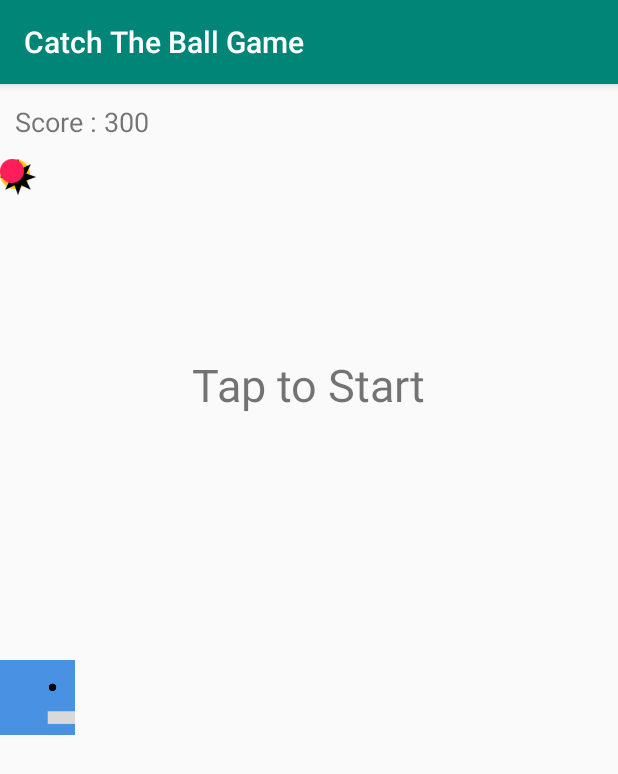
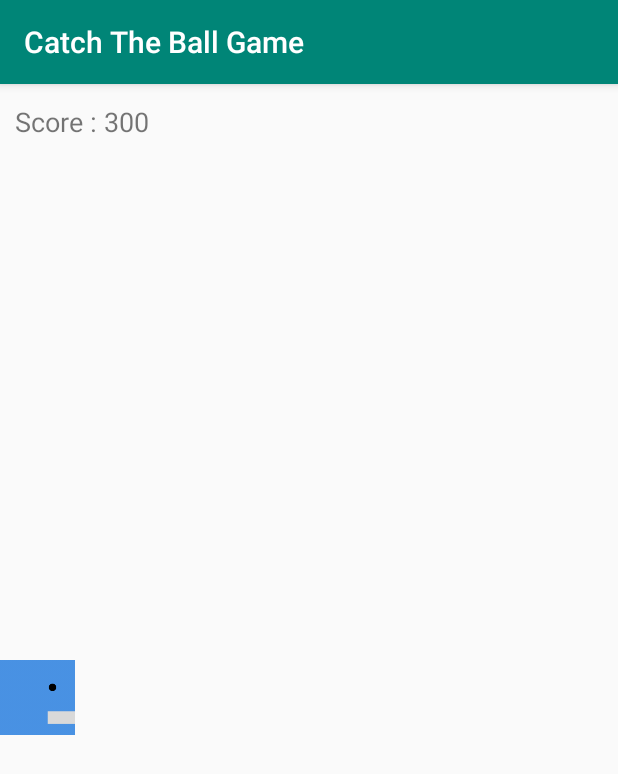
Before and after one commit to alessanderleite/CatchTheBallGame, an Android app: the screen it shows after launch (MainActivity), on a phone screen of 412 x 824 dp. Shown: the top 774 px of the screen. Run offline under Robolectric (Android 15) with nearby library versions, the phone set to English and light mode, and no system bars.

Commit message:
set the variables and add the onTouchEvent method inside MainActivity class

```diff
--- a/app/src/main/java/br/com/alessanderleite/catchtheballgame/MainActivity.java
+++ b/app/src/main/java/br/com/alessanderleite/catchtheballgame/MainActivity.java
@@ -2,12 +2,54 @@ package br.com.alessanderleite.catchtheballgame;
 
 import android.support.v7.app.AppCompatActivity;
 import android.os.Bundle;
+import android.view.MotionEvent;
+import android.view.View;
+import android.widget.ImageView;
+import android.widget.TextView;
 
 public class MainActivity extends AppCompatActivity {
+
+    private TextView scoreLabel;
+    private TextView startLabel;
+    private ImageView box;
+    private ImageView orange;
+    private ImageView pink;
+    private ImageView black;
+
+    //Position
+    private int boxY;
 
     @Override
     protected void onCreate(Bundle savedInstanceState) {
         super.onCreate(savedInstanceState);
         setContentView(R.layout.activity_main);
+
+        scoreLabel = (TextView) findViewById(R.id.scoreLabel);
+        startLabel = (TextView) findViewById(R.id.startLabel);
+        box = (ImageView) findViewById(R.id.box);
+        orange = (ImageView) findViewById(R.id.orange);
+        pink = (ImageView) findViewById(R.id.pink);
+        black = (ImageView) findViewById(R.id.black);
+
+        //Move to out of screen
+        orange.setX(-80);
+        orange.setY(-80);
+        pink.setX(-80);
+        pink.setY(-80);
+        black.setX(-80);
+        black.setY(-80);
+
+        startLabel.setVisibility(View.INVISIBLE);
+        boxY = 500;
+    }
+
+    public boolean onTouchEvent(MotionEvent me) {
+
+        if(me.getAction() == MotionEvent.ACTION_DOWN) {
+            boxY -= 20;
+        }
+        box.setY(boxY);
+
+        return true;
     }
 }
```
